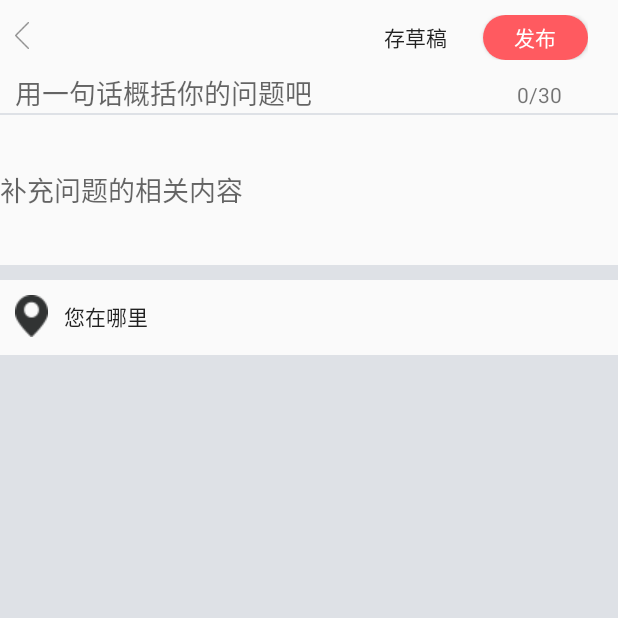
After one commit to wenwudeng/MyWork, an Android app: the QuestionActivity screen opened directly, with no data from a screen before it, on a phone screen of 412 x 824 dp, the top half of it. The commit adds this screen. Run offline under Robolectric (Android 15) with nearby library versions, the phone set to English and light mode, and no system bars.

Commit message:
编写提问页面

```diff
--- a/app/src/main/AndroidManifest.xml
+++ b/app/src/main/AndroidManifest.xml
@@ -9,7 +9,8 @@
         android:roundIcon="@mipmap/ic_launcher_round"
         android:supportsRtl="true"
         android:theme="@style/AppTheme">
-        <activity android:name=".message.activity.MsgReViewActivity"></activity>
+        <activity android:name=".publish.activity.QuestionActivity"></activity>
+        <activity android:name=".message.activity.MsgReViewActivity" />
         <activity android:name=".message.activity.MsgCollectPraiseActivity" />
         <activity android:name=".message.activity.MsgAddNewConcernActivity" />
         <activity android:name=".mine.activity.SettingActivity" />
--- a/app/src/main/java/com/wenwu/pm/home/activity/MainActivity.java
+++ b/app/src/main/java/com/wenwu/pm/home/activity/MainActivity.java
@@ -8,9 +8,6 @@ import com.wenwu.pm.R;
 public class MainActivity extends NavigationActivity {
     @Override
     protected void onCreate(Bundle savedInstanceState) {
-       /* if (Build.VERSION.SDK_INT >= Build.VERSION_CODES.KITKAT) {
-            getWindow().addFlags(WindowManager.LayoutParams.FLAG_TRANSLUCENT_STATUS);
-        }*/
         super.onCreate(savedInstanceState);
         setContentView(R.layout.activity_main);
         initNavigationBar().setAddViewLayout(createNaviBarView());
--- /dev/null
+++ b/app/src/main/java/com/wenwu/pm/publish/activity/QuestionActivity.java
@@ -0,0 +1,23 @@
+package com.wenwu.pm.publish.activity;
+
+import androidx.appcompat.app.AppCompatActivity;
+
+import android.os.Bundle;
+import android.widget.Button;
+import android.widget.ImageView;
+
+import com.wenwu.pm.R;
+
+/**
+ *提问求助activity
+ */
+
+public class QuestionActivity extends AppCompatActivity {
+    private ImageView imageView;
+
+    @Override
+    protected void onCreate(Bundle savedInstanceState) {
+        super.onCreate(savedInstanceState);
+        setContentView(R.layout.publish_question);
+    }
+}
--- /dev/null
+++ b/app/src/main/res/drawable/btn_round_draft.xml
@@ -0,0 +1,55 @@
+<?xml version="1.0" encoding="utf-8"?>
+<!-- Shape下的属性：
+
+    solid
+    描述：内部填充
+    属性：android:color 填充颜色
+
+    size
+    描述：大小
+
+    属性：
+    android:width 宽
+    android:height 高
+
+    gradient
+    描述：渐变色
+    属性：
+    android:startColor渐变起始颜色
+    android:endColor渐变结束颜色
+    android:centerColor渐变中间颜色
+    android:angle 渐变的角度，angle=0时，渐变色是从左向右，然后逆时针方向转；当angle=90时，渐变色从上往下。angle必然是45的倍数
+    android:type 渐变类型：linear(线性)、radial(放射性，以开始色为中心)、sweep(扫描线式渐变)
+    android:userLevel如果要使用LevelListDrawable对象，就要设置为true。设置true无渐变色，false有渐变色
+    android:grdientRadial渐变半径，只有设置type为radial时，此值才生效
+    android:centerX 渐变中心X点坐标的相对位置
+    android:centerY 渐变中心Y点坐标的相对位置
+
+    stroke
+    描述：描边
+    属性：
+    android:width 描边宽度
+    android:color 描边颜色
+    android:dashwidth描边样式为虚线时的宽度，值为0时为实线，值大于0时为虚线
+    android:dashGap 描边为虚线时，虚线之间的间隔
+
+    corners
+    描述：圆角
+    属性：
+    android:radius 四个角半径值
+    android:topLeftRadius左上角半径值
+    android:topRightRadius右上角半径值
+    android:bottomLeftRadius右下角半径值
+    android:bottomRightRadius左下角半径值
+
+    padding
+    描述：内边距
+    属性：
+    android:left 左内边距
+    android:right 右内边距
+    android:top 上内边距
+    android:bottom 下内边距-->
+
+<shape xmlns:android="http://schemas.android.com/apk/res/android" >
+    <corners android:radius="30dp" />
+</shape>
--- a/app/src/main/res/drawable/btn_round_my.xml
+++ b/app/src/main/res/drawable/btn_round_publish.xml
@@ -52,5 +52,5 @@
 
 <shape xmlns:android="http://schemas.android.com/apk/res/android" >
     <corners android:radius="30dp" />
-
+    <solid android:color="@color/red" />
 </shape>
--- a/app/src/main/res/layout/message_chat_record_ui.xml
+++ b/app/src/main/res/layout/message_chat_record_ui.xml
@@ -31,7 +31,7 @@
                 android:background="@null"
                 android:hint="发私信"
                 android:maxLines="2"
-                android:textCursorDrawable="@drawable/selfedit_text_formessage" />
+                android:textCursorDrawable="@drawable/self_edit_text_formessage" />
 
             <Button
                 android:id="@+id/send"
--- a/app/src/main/res/layout/my_forget_password.xml
+++ b/app/src/main/res/layout/my_forget_password.xml
@@ -53,7 +53,7 @@
             android:layout_marginRight="18dp"
             android:theme="@style/MyEditText"
             android:hint="请输入手机号"
-            android:textCursorDrawable="@drawable/selfedit_text_forlogin"
+            android:textCursorDrawable="@drawable/self_edit_cursor"
             android:textColorHint="#cccccc"
             android:ems="10"
             android:inputType="number" />
@@ -72,7 +72,7 @@
                 android:layout_marginRight="18dp"
                 android:theme="@style/MyEditText"
                 android:hint="请输入验证码"
-                android:textCursorDrawable="@drawable/selfedit_text_forlogin"
+                android:textCursorDrawable="@drawable/self_edit_cursor"
                 android:textColorHint="#cccccc"
                 android:ems="10"
                 android:inputType="number" />
--- a/app/src/main/res/layout/my_login.xml
+++ b/app/src/main/res/layout/my_login.xml
@@ -63,7 +63,7 @@
             android:layout_marginRight="18dp"
             android:theme="@style/MyEditText"
             android:hint="手机号/用户名/邮箱"
-            android:textCursorDrawable="@drawable/selfedit_text_forlogin"
+            android:textCursorDrawable="@drawable/self_edit_cursor"
             android:textColorHint="#cccccc"
             android:ems="10"
             android:inputType="textPersonName" />
@@ -78,7 +78,7 @@
             android:layout_marginRight="18dp"
             android:hint="请输入密码"
             android:ems="10"
-            android:textCursorDrawable="@drawable/selfedit_text_forlogin"
+            android:textCursorDrawable="@drawable/self_edit_cursor"
             android:inputType="textPassword" />
 
         <RelativeLayout
--- a/app/src/main/res/layout/my_newpassword.xml
+++ b/app/src/main/res/layout/my_newpassword.xml
@@ -61,9 +61,8 @@
                 android:layout_height="wrap_content"
                 android:layout_marginLeft="18dp"
                 android:layout_marginRight="18dp"
-                android:theme="@style/MyEditText"
                 android:hint="6-16位数字和字母的组合"
-                android:textCursorDrawable="@drawable/selfedit_text_forlogin"
+                android:textCursorDrawable="@drawable/self_edit_cursor"
                 android:textColorHint="#cccccc"
                 android:ems="10"
                 android:inputType="textPassword" />
@@ -85,9 +84,8 @@
                 android:layout_height="wrap_content"
                 android:layout_marginLeft="18dp"
                 android:layout_marginRight="18dp"
-                android:theme="@style/MyEditText"
                 android:hint="6-16位数字和字母的组合"
-                android:textCursorDrawable="@drawable/selfedit_text_forlogin"
+                android:textCursorDrawable="@drawable/self_edit_cursor"
                 android:textColorHint="#cccccc"
                 android:ems="10"
                 android:inputType="textPassword" />
--- /dev/null
+++ b/app/src/main/res/layout/publish_question.xml
@@ -0,0 +1,110 @@
+<?xml version="1.0" encoding="utf-8"?>
+<LinearLayout xmlns:android="http://schemas.android.com/apk/res/android"
+    xmlns:app="http://schemas.android.com/apk/res-auto"
+    xmlns:tools="http://schemas.android.com/tools"
+    android:layout_width="match_parent"
+    android:layout_height="match_parent"
+    android:orientation="vertical"
+    tools:context=".publish.activity.QuestionActivity">
+
+    <RelativeLayout
+        android:layout_width="match_parent"
+        android:layout_height="wrap_content"
+        android:layout_marginStart="10dp"
+        android:layout_marginEnd="20dp">
+
+
+        <Button
+            android:id="@+id/question_back"
+            android:layout_width="wrap_content"
+            android:layout_height="wrap_content"
+            android:background="@null"
+            android:drawableLeft="@mipmap/arrow_left" />
+
+        <LinearLayout
+            android:layout_width="wrap_content"
+            android:layout_height="wrap_content"
+            android:layout_marginTop="10dp"
+            android:layout_alignParentRight="true">
+
+            <Button
+                android:id="@+id/question_draft"
+                android:layout_width="70dp"
+                android:layout_height="30dp"
+                android:background="@drawable/btn_round_draft"
+                android:layout_toLeftOf="@id/question_publish"
+                android:text="存草稿" />
+
+            <Button
+                android:id="@+id/question_publish"
+                android:layout_width="70dp"
+                android:layout_height="30dp"
+                android:layout_alignParentRight="true"
+                android:layout_marginStart="10dp"
+                android:background="@drawable/btn_round_publish"
+                android:textColor="@color/white"
+                android:text="发布" />
+        </LinearLayout>
+
+    </RelativeLayout>
+
+    <LinearLayout
+        android:layout_width="match_parent"
+        android:layout_height="wrap_content"
+        android:layout_marginStart="10dp">
+
+        <EditText
+            android:id="@+id/question_title"
+            android:hint="用一句话概括你的问题吧"
+            android:maxLength="30"
+            android:textCursorDrawable="@drawable/self_edit_cursor"
+            android:background="@null"
+            android:layout_width="0dp"
+            android:layout_weight="5"
+            android:layout_height="wrap_content" />
+
+        <TextView
+            android:id="@+id/question_edit_count"
+            android:layout_width="0dp"
+            android:layout_height="wrap_content"
+            android:layout_weight="1"
+            android:text="0/30" />
+    </LinearLayout>
+
+    <View
+        android:layout_width="match_parent"
+        android:layout_height="1dp"
+        android:background="@color/gray" />
+
+    <EditText
+        android:id="@+id/question_content"
+        android:layout_width="match_parent"
+        android:layout_height="100dp"
+        android:hint="补充问题的相关内容"
+        android:textCursorDrawable="@drawable/self_edit_cursor"
+        android:background="@null"
+        android:maxLines="20" />
+
+    <View
+        android:layout_width="match_parent"
+        android:layout_height="10dp"
+        android:background="@color/gray" />
+    <LinearLayout
+        android:layout_width="match_parent"
+        android:layout_height="50dp">
+
+        <Button
+            android:layout_marginStart="10dp"
+            android:layout_width="100dp"
+            android:layout_height="wrap_content"
+            android:drawableLeft="@drawable/icon_location_l"
+            android:text="您在哪里"
+            android:background="@null"/>
+
+    </LinearLayout>
+
+    <View
+        android:layout_width="match_parent"
+        android:layout_height="match_parent"
+        android:background="@color/gray" />
+</LinearLayout>
```
Also changed, not shown: app/src/main/java/com/wenwu/pm/home/activity/NavigationActivity.java (+15 -3 lines), app/src/main/res/layout/my_register.xml (+3 -5 lines), app/src/main/res/menu/nav_menu.xml (added, +60 -0 lines), app/src/main/res/drawable-v24/icon_location_l.png (added), app/src/main/res/drawable/self_edit_cursor.xml (renamed from app/src/main/res/drawable/selfedit_text_forlogin.xml), app/src/main/res/drawable/self_edit_text_formessage.xml (renamed from app/src/main/res/drawable/selfedit_text_formessage.xml), app/src/main/res/mipmap-xxhdpi/ask_upload_image.png (added).
